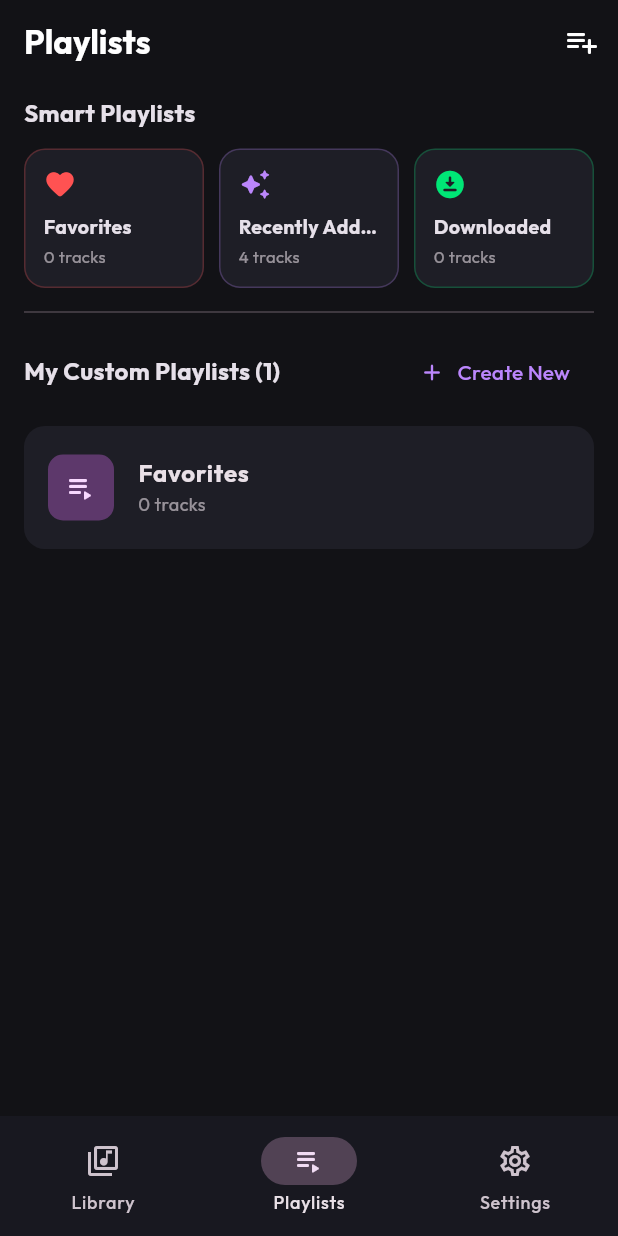
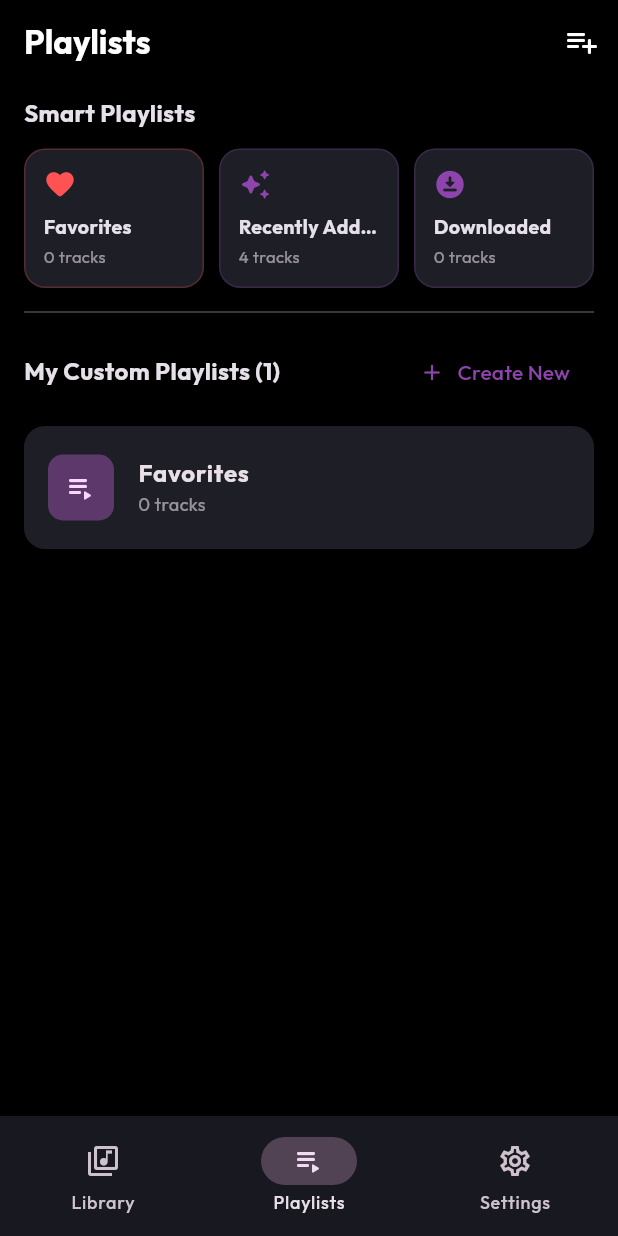
Before and after one commit to Ashutosh-rajput/BlackMusic, a Flutter app: the screen it shows after launch, item 2 of the bottom bar chosen, after a tap on "Favorites", on a phone screen of 412 x 824 dp. Run offline on Flutter 3.47's test engine with Material 3 defaults, Android fonts, the phone set to English and light mode, and no system bars; our stand-ins replace cached_network_image, dio, drift, drift_flutter, equatable, file_picker and 10 more; missing offline and left inert: audio_session, receive_sharing_intent, youtube_explode_dart; accounts and stored records are empty; generated files the repository leaves out were written again; network calls fail.

Commit message:
feat: Implement theme management with ThemeCubit and enhance AppTheme for dynamic theming

```diff
--- a/lib/core/di/injection_container.dart
+++ b/lib/core/di/injection_container.dart
@@ -11,6 +11,8 @@ import 'package:pixel_player/presentation/bloc/library/library_bloc.dart';
 import 'package:shared_preferences/shared_preferences.dart';
 import 'package:pixel_player/services/settings_service.dart';
 import 'package:pixel_player/services/download_service.dart';
+
+import 'package:pixel_player/presentation/bloc/theme/theme_cubit.dart';
 
 final getIt = GetIt.instance;
 
@@ -50,7 +52,11 @@ Future<void> getItSetup() async {
     ),
   );
 
-  // BLoCs
+  // BLoCs & Cubits
+  getIt.registerLazySingleton<ThemeCubit>(
+    () => ThemeCubit(getIt<SettingsService>()),
+  );
+
   getIt.registerLazySingleton<PlayerBloc>(
     () => PlayerBloc(
       audioService: getIt<AudioPlayerService>(),
--- a/lib/core/theme/app_theme.dart
+++ b/lib/core/theme/app_theme.dart
@@ -2,34 +2,97 @@ import 'package:flutter/material.dart';
 import 'package:google_fonts/google_fonts.dart';
 
 class AppTheme {
-  static const Color primarySeed = Color(0xFF8E44AD); // Deep Violet / Purple Accent
-  static const Color accentColor = Color(0xFF00E676);  // Vibrant Mint Green
-  static const Color darkBackground = Color(0xFF121216); // Ultra Dark Charcoal
-  static const Color darkSurface = Color(0xFF1E1E24);
+  static const List<Color> accentColors = [
+    Color(0xFF8E44AD), // Deep Purple
+    Color(0xFF00E676), // Vibrant Mint Green
+    Color(0xFFFF5722), // Vibrant Orange
+    Color(0xFF29B6F6), // Sky Blue
+    Color(0xFFEC407A), // Hot Pink
+    Color(0xFFFFC107), // Amber Gold
+  ];
+
+  static const Color darkBackground = Color(0xFF121216);
+  static const Color amoledBackground = Color(0xFF000000);
   static const Color darkCard = Color(0xFF262630);
+  static const Color amoledCard = Color(0xFF141418);
 
-  static ThemeData buildTheme(Brightness brightness) {
+  static ThemeData buildTheme({
+    required Brightness brightness,
+    int accentIndex = 0,
+    bool isAmoled = false,
+    String fontSize = 'Medium',
+  }) {
     final isDark = brightness == Brightness.dark;
+    final safeIndex = accentIndex.clamp(0, accentColors.length - 1);
+    final accent = accentColors[safeIndex];
+
+    final bgColor = isDark
+        ? (isAmoled ? amoledBackground : darkBackground)
+        : const Color(0xFFF4F5F7);
+    final cardColor = isDark
+        ? (isAmoled ? amoledCard : darkCard)
+        : Colors.white;
+
     final baseScheme = ColorScheme.fromSeed(
-      seedColor: primarySeed,
+      seedColor: accent,
       brightness: brightness,
-      primary: isDark ? const Color(0xFFBB86FC) : primarySeed,
-      secondary: accentColor,
-      surface: isDark ? darkBackground : const Color(0xFFF8F9FA),
+      primary: accent,
+      secondary: accent,
+      surface: bgColor,
     );
 
-    final textTheme = GoogleFonts.outfitTextTheme(
-      isDark ? ThemeData.dark().textTheme : ThemeData.light().textTheme,
-    );
+    double fontScale = 1.0;
+    if (fontSize == 'Small') fontScale = 0.9;
+    if (fontSize == 'Large') fontScale = 1.1;
+
+    final rawTextTheme = isDark ? ThemeData.dark().textTheme : ThemeData.light().textTheme;
+    final outfitTheme = GoogleFonts.outfitTextTheme(rawTextTheme);
+
+    // Safely scale only styles that already have a fontSize defined
+    TextTheme textTheme = outfitTheme;
+    if (fontScale != 1.0) {
+      textTheme = outfitTheme.copyWith(
+        displayLarge: outfitTheme.displayLarge?.fontSize != null
+            ? outfitTheme.displayLarge!.copyWith(fontSize: outfitTheme.displayLarge!.fontSize! * fontScale) : outfitTheme.displayLarge,
+        displayMedium: outfitTheme.displayMedium?.fontSize != null
+            ? outfitTheme.displayMedium!.copyWith(fontSize: outfitTheme.displayMedium!.fontSize! * fontScale) : outfitTheme.displayMedium,
+        displaySmall: outfitTheme.displaySmall?.fontSize != null
+            ? outfitTheme.displaySmall!.copyWith(fontSize: outfitTheme.displaySmall!.fontSize! * fontScale) : outfitTheme.displaySmall,
+        headlineLarge: outfitTheme.headlineLarge?.fontSize != null
+            ? outfitTheme.headlineLarge!.copyWith(fontSize: outfitTheme.headlineLarge!.fontSize! * fontScale) : outfitTheme.headlineLarge,
+        headlineMedium: outfitTheme.headlineMedium?.fontSize != null
+            ? outfitTheme.headlineMedium!.copyWith(fontSize: outfitTheme.headlineMedium!.fontSize! * fontScale) : outfitTheme.headlineMedium,
+        headlineSmall: outfitTheme.headlineSmall?.fontSize != null
+            ? outfitTheme.headlineSmall!.copyWith(fontSize: outfitTheme.headlineSmall!.fontSize! * fontScale) : outfitTheme.headlineSmall,
+        titleLarge: outfitTheme.titleLarge?.fontSize != null
+            ? outfitTheme.titleLarge!.copyWith(fontSize: outfitTheme.titleLarge!.fontSize! * fontScale) : outfitTheme.titleLarge,
+        titleMedium: outfitTheme.titleMedium?.fontSize != null
+            ? outfitTheme.titleMedium!.copyWith(fontSize: outfitTheme.titleMedium!.fontSize! * fontScale) : outfitTheme.titleMedium,
+        titleSmall: outfitTheme.titleSmall?.fontSize != null
+            ? outfitTheme.titleSmall!.copyWith(fontSize: outfitTheme.titleSmall!.fontSize! * fontScale) : outfitTheme.titleSmall,
+        bodyLarge: outfitTheme.bodyLarge?.fontSize != null
+            ? outfitTheme.bodyLarge!.copyWith(fontSize: outfitTheme.bodyLarge!.fontSize! * fontScale) : outfitTheme.bodyLarge,
+        bodyMedium: outfitTheme.bodyMedium?.fontSize != null
+            ? outfitTheme.bodyMedium!.copyWith(fontSize: outfitTheme.bodyMedium!.fontSize! * fontScale) : outfitTheme.bodyMedium,
+        bodySmall: outfitTheme.bodySmall?.fontSize != null
+            ? outfitTheme.bodySmall!.copyWith(fontSize: outfitTheme.bodySmall!.fontSize! * fontScale) : outfitTheme.bodySmall,
+        labelLarge: outfitTheme.labelLarge?.fontSize != null
+            ? outfitTheme.labelLarge!.copyWith(fontSize: outfitTheme.labelLarge!.fontSize! * fontScale) : outfitTheme.labelLarge,
+        labelMedium: outfitTheme.labelMedium?.fontSize != null
+            ? outfitTheme.labelMedium!.copyWith(fontSize: outfitTheme.labelMedium!.fontSize! * fontScale) : outfitTheme.labelMedium,
+        labelSmall: outfitTheme.labelSmall?.fontSize != null
+            ? outfitTheme.labelSmall!.copyWith(fontSize: outfitTheme.labelSmall!.fontSize! * fontScale) : outfitTheme.labelSmall,
+      );
+    }
 
     return ThemeData(
       useMaterial3: true,
       brightness: brightness,
       colorScheme: baseScheme,
-      scaffoldBackgroundColor: isDark ? darkBackground : const Color(0xFFF4F5F7),
+      scaffoldBackgroundColor: bgColor,
       textTheme: textTheme,
       cardTheme: CardThemeData(
-        color: isDark ? darkCard : Colors.white,
+        color: cardColor,
         elevation: 4,
         shadowColor: Colors.black.withValues(alpha: 0.2),
         shape: RoundedRectangleBorder(borderRadius: BorderRadius.circular(16)),
@@ -40,7 +103,7 @@ class AppTheme {
         centerTitle: true,
         scrolledUnderElevation: 0,
         titleTextStyle: GoogleFonts.outfit(
-          fontSize: 20,
+          fontSize: 20 * fontScale,
           fontWeight: FontWeight.bold,
           color: isDark ? Colors.white : Colors.black87,
         ),
@@ -49,16 +112,16 @@ class AppTheme {
         ),
       ),
       floatingActionButtonTheme: FloatingActionButtonThemeData(
-        backgroundColor: accentColor,
+        backgroundColor: accent,
         foregroundColor: Colors.black,
         elevation: 6,
         shape: RoundedRectangleBorder(borderRadius: BorderRadius.circular(16)),
       ),
       sliderTheme: SliderThemeData(
-        activeTrackColor: isDark ? baseScheme.primary : primarySeed,
+        activeTrackColor: accent,
         inactiveTrackColor: (isDark ? Colors.white : Colors.black).withValues(alpha: 0.15),
-        thumbColor: isDark ? baseScheme.primary : primarySeed,
-        overlayColor: (isDark ? baseScheme.primary : primarySeed).withValues(alpha: 0.2),
+        thumbColor: accent,
+        overlayColor: accent.withValues(alpha: 0.2),
         trackHeight: 4,
         thumbShape: const RoundSliderThumbShape(enabledThumbRadius: 6),
       ),
@@ -66,5 +129,5 @@ class AppTheme {
   }
 }
 
-final darkTheme = AppTheme.buildTheme(Brightness.dark);
-final lightTheme = AppTheme.buildTheme(Brightness.light);
+final darkTheme = AppTheme.buildTheme(brightness: Brightness.dark);
+final lightTheme = AppTheme.buildTheme(brightness: Brightness.light);
--- a/lib/main.dart
+++ b/lib/main.dart
@@ -7,6 +7,7 @@ import 'package:pixel_player/core/di/injection_container.dart';
 import 'package:pixel_player/core/theme/app_theme.dart';
 import 'package:pixel_player/presentation/bloc/library/library_bloc.dart';
 import 'package:pixel_player/presentation/bloc/player/player_bloc.dart';
+import 'package:pixel_player/presentation/bloc/theme/theme_cubit.dart';
 import 'package:pixel_player/presentation/screens/splash_screen.dart';
 import 'package:pixel_player/presentation/widgets/download_dialog.dart';
 
@@ -93,17 +94,40 @@ class _PixelPlayerAppState extends State<PixelPlayerApp> {
   Widget build(BuildContext context) {
     return MultiBlocProvider(
       providers: [
+        BlocProvider<ThemeCubit>(create: (_) => getIt<ThemeCubit>()),
         BlocProvider<PlayerBloc>(create: (_) => getIt<PlayerBloc>()),
         BlocProvider<LibraryBloc>(create: (_) => getIt<LibraryBloc>()),
       ],
-      child: MaterialApp(
-        navigatorKey: _navigatorKey,
-        title: 'PixelPlayer',
-        debugShowCheckedModeBanner: false,
-        theme: lightTheme,
-        darkTheme: darkTheme,
-        themeMode: ThemeMode.dark,
-        home: const SplashScreen(),
+      child: BlocBuilder<ThemeCubit, ThemeSettingsState>(
+        builder: (context, themeState) {
+          ThemeMode mode = ThemeMode.system;
+          if (themeState.themeMode == 'Light') mode = ThemeMode.light;
+          if (themeState.themeMode == 'Dark') mode = ThemeMode.dark;
+
+          final light = AppTheme.buildTheme(
+            brightness: Brightness.light,
+            accentIndex: themeState.accentColorIndex,
+            isAmoled: false,
+            fontSize: themeState.fontSize,
+          );
+
+          final dark = AppTheme.buildTheme(
+            brightness: Brightness.dark,
+            accentIndex: themeState.accentColorIndex,
+            isAmoled: themeState.amoledBlackMode,
+            fontSize: themeState.fontSize,
+          );
+
+          return MaterialApp(
+            navigatorKey: _navigatorKey,
+            title: 'PixelPlayer',
+            debugShowCheckedModeBanner: false,
+            theme: light,
+            darkTheme: dark,
+            themeMode: mode,
+            home: const SplashScreen(),
+          );
+        },
       ),
     );
   }
--- /dev/null
+++ b/lib/presentation/bloc/theme/theme_cubit.dart
@@ -0,0 +1,82 @@
+import 'package:flutter_bloc/flutter_bloc.dart';
+import 'package:equatable/equatable.dart';
+import 'package:pixel_player/services/settings_service.dart';
+
+class ThemeSettingsState extends Equatable {
+  final String themeMode;
+  final int accentColorIndex;
+  final bool amoledBlackMode;
+  final String fontSize;
+  final String albumArtSize;
+
+  const ThemeSettingsState({
+    required this.themeMode,
+    required this.accentColorIndex,
+    required this.amoledBlackMode,
+    required this.fontSize,
+    required this.albumArtSize,
+  });
+
+  ThemeSettingsState copyWith({
+    String? themeMode,
+    int? accentColorIndex,
+    bool? amoledBlackMode,
+    String? fontSize,
+    String? albumArtSize,
+  }) {
+    return ThemeSettingsState(
+      themeMode: themeMode ?? this.themeMode,
+      accentColorIndex: accentColorIndex ?? this.accentColorIndex,
+      amoledBlackMode: amoledBlackMode ?? this.amoledBlackMode,
+      fontSize: fontSize ?? this.fontSize,
+      albumArtSize: albumArtSize ?? this.albumArtSize,
+    );
+  }
+
+  @override
+  List<Object?> get props => [
+        themeMode,
+        accentColorIndex,
+        amoledBlackMode,
+        fontSize,
+        albumArtSize,
+      ];
+}
+
+class ThemeCubit extends Cubit<ThemeSettingsState> {
+  final SettingsService _settingsService;
+
+  ThemeCubit(this._settingsService)
+      : super(ThemeSettingsState(
+          themeMode: _settingsService.themeMode,
+          accentColorIndex: _settingsService.accentColorIndex,
+          amoledBlackMode: _settingsService.amoledBlackMode,
+          fontSize: _settingsService.fontSize,
+          albumArtSize: _settingsService.albumArtSize,
+        ));
+
+  void setThemeMode(String mode) {
+    _settingsService.setThemeMode(mode);
+    emit(state.copyWith(themeMode: mode));
+  }
+
+  void setAccentColorIndex(int index) {
+    _settingsService.setAccentColorIndex(index);
+    emit(state.copyWith(accentColorIndex: index));
+  }
+
+  void setAmoledBlackMode(bool enabled) {
+    _settingsService.setAmoledBlackMode(enabled);
+    emit(state.copyWith(amoledBlackMode: enabled));
+  }
+
+  void setFontSize(String size) {
+    _settingsService.setFontSize(size);
+    emit(state.copyWith(fontSize: size));
+  }
+
+  void setAlbumArtSize(String size) {
+    _settingsService.setAlbumArtSize(size);
+    emit(state.copyWith(albumArtSize: size));
+  }
+}
--- a/lib/presentation/screens/settings_screen.dart
+++ b/lib/presentation/screens/settings_screen.dart
@@ -1,11 +1,13 @@
 import 'package:flutter/material.dart';
 import 'package:google_fonts/google_fonts.dart';
 import 'package:pixel_player/core/di/injection_container.dart';
+import 'package:pixel_player/core/theme/app_theme.dart';
 import 'package:pixel_player/services/settings_service.dart';
 import 'package:pixel_player/presentation/bloc/library/library_bloc.dart';
 import 'package:pixel_player/presentation/bloc/library/library_event.dart';
 import 'package:pixel_player/presentation/bloc/player/player_bloc.dart';
 import 'package:pixel_player/presentation/bloc/player/player_event.dart';
+import 'package:pixel_player/presentation/bloc/theme/theme_cubit.dart';
 import 'package:flutter_bloc/flutter_bloc.dart';
 
 class SettingsScreen extends StatefulWidget {
@@ -65,14 +67,7 @@ class _SettingsScreenState extends State<SettingsScreen> {
   double _thumbnailsSizeMb = 0.0;
   bool _isLoadingStorageStats = true;
 
-  final List<Color> _accentColors = const [
-    Color(0xFF6C5CE7), // Purple
-    Color(0xFF00CEC9), // Teal/Cyan
-    Color(0xFFFD79A8), // Pink
-    Color(0xFFFF7675), // Coral
-    Color(0xFF0984E3), // Pixel Blue
-    Color(0xFF00B894), // Emerald
-  ];
+  final List<Color> _accentColors = AppTheme.accentColors;
 
   @override
   void initState() {
@@ -391,7 +386,7 @@ class _SettingsScreenState extends State<SettingsScreen> {
                   onChanged: (val) {
                     if (val != null) {
                       setState(() => _themeMode = val);
-                      _settingsService.setThemeMode(val);
+                      context.read<ThemeCubit>().setThemeMode(val);
                     }
                   },
                 ),
@@ -415,7 +410,7 @@ class _SettingsScreenState extends State<SettingsScreen> {
                               _accentColorIndex = idx;
                               _accentColor = color;
                             });
-                            _settingsService.setAccentColorIndex(idx);
+                            context.read<ThemeCubit>().setAccentColorIndex(idx);
                           },
                           child: CircleAvatar(
                             backgroundColor: color,
@@ -438,7 +433,7 @@ class _SettingsScreenState extends State<SettingsScreen> {
                 activeThumbColor: _accentColor,
                 onChanged: (val) {
                   setState(() => _amoledBlackMode = val);
-                  _settingsService.setAmoledBlackMode(val);
+                  context.read<ThemeCubit>().setAmoledBlackMode(val);
                 },
               ),
               _divider(),
@@ -457,7 +452,7 @@ class _SettingsScreenState extends State<SettingsScreen> {
                   onChanged: (val) {
                     if (val != null) {
                       setState(() => _fontSize = val);
-                      _settingsService.setFontSize(val);
+                      context.read<ThemeCubit>().setFontSize(val);
                     }
                   },
                 ),
@@ -478,7 +473,7 @@ class _SettingsScreenState extends State<SettingsScreen> {
                   onChanged: (val) {
                     if (val != null) {
                       setState(() => _albumArtSize = val);
-                      _settingsService.setAlbumArtSize(val);
+                      context.read<ThemeCubit>().setAlbumArtSize(val);
                     }
                   },
                 ),
```
